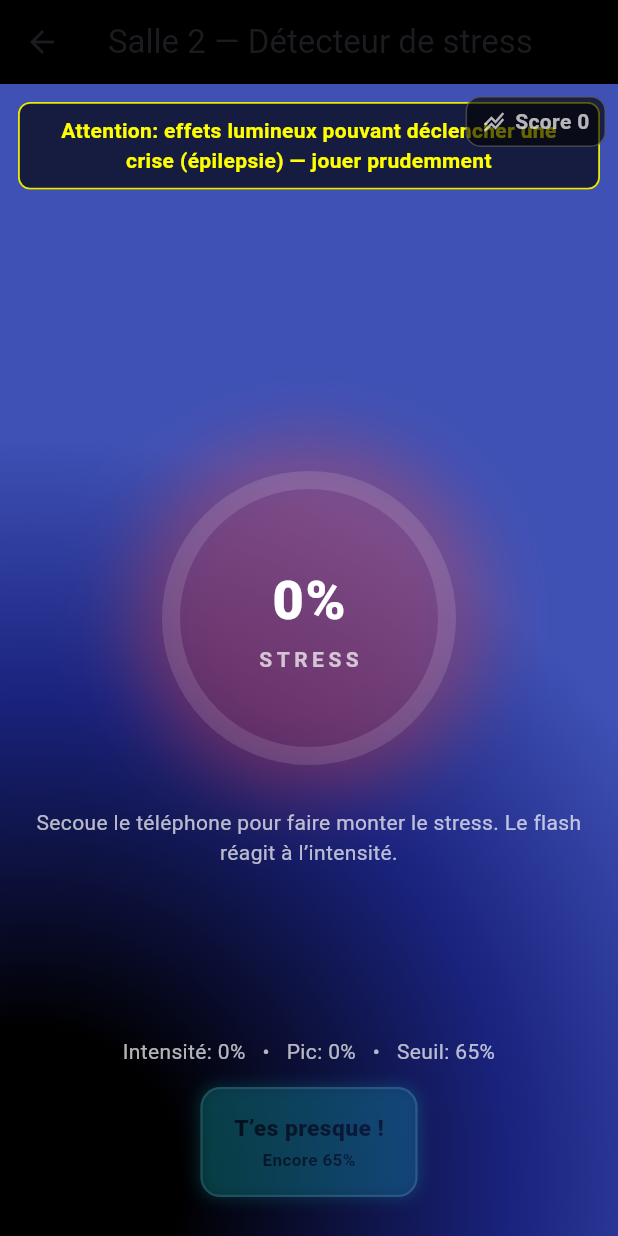
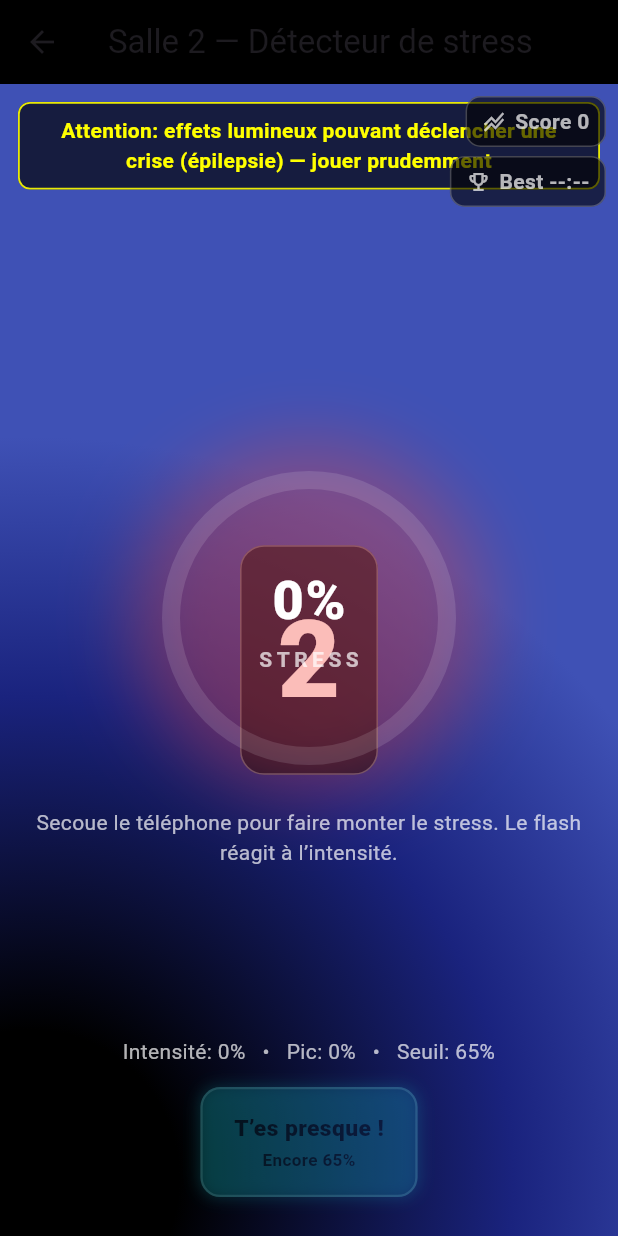
Before and after one commit to cerine0044/Workshop25-26, a Flutter app: the StressPage screen opened directly, on a phone screen of 412 x 824 dp. Run offline on Flutter 3.47's test engine with Material 3 defaults, Android fonts, the phone set to English and light mode, and no system bars; our stand-ins replace sensors_plus, shared_preferences; missing offline and left inert: torch_light; accounts and stored records are empty.

Commit message:
page2-ok

```diff
--- a/lib/pages/stress_page.dart
+++ b/lib/pages/stress_page.dart
@@ -6,6 +6,9 @@ import 'package:flutter/material.dart';
 import 'package:flutter/services.dart';
 import 'package:sensors_plus/sensors_plus.dart';
 import 'package:torch_light/torch_light.dart';
+import 'package:shared_preferences/shared_preferences.dart';
+
+enum _Difficulty { easy, normal, hard }
 
 class StressPage extends StatefulWidget {
   const StressPage({super.key});
@@ -28,7 +31,7 @@ class _StressPageState extends State<StressPage> {
   static const double gravity = 9.80665; // m/s^2
   static const double noiseFloor = 0.25; // g units; ignore tiny shakes
   static const double smoothing = 0.15; // EMA smoothing factor
-  static const double triggerThreshold = 0.65; // intensity to unlock button
+  static const double triggerThreshold = 0.65; // default; UI may override via difficulty
 
   double _ema = 0.0; // exponential moving average of intensity
 
@@ -42,21 +45,42 @@ class _StressPageState extends State<StressPage> {
   Timer? _uiTicker; // drives particles and timer repaint
   int _elapsedMs = 0;
   double _score = 0.0; // accumulate intensity over time
+  double? _bestSeconds; // persisted best time to unlock
+
+  // Difficulty & dynamic threshold
+  _Difficulty _difficulty = _Difficulty.normal;
+  double get _triggerThreshold {
+    switch (_difficulty) {
+      case _Difficulty.easy:
+        return 0.50;
+      case _Difficulty.normal:
+        return 0.65;
+      case _Difficulty.hard:
+        return 0.80;
+    }
+  }
 
   // Particles
   final List<_Particle> _particles = <_Particle>[];
   final math.Random _rng = math.Random();
 
+  // Countdown state
+  bool _countdownActive = true;
+  int _countdown = 3;
+  Timer? _countdownTimer;
+
   @override
   void initState() {
     super.initState();
-    _startListening();
+    _startCountdown();
     _startUiTicker();
+    _loadBest();
   }
 
   @override
   void dispose() {
     _stopListening();
+    _countdownTimer?.cancel();
     super.dispose();
   }
 
@@ -84,7 +108,8 @@ class _StressPageState extends State<StressPage> {
       // Normalize into 0..1 window (cap at 1 for UI)
       final double normalized = (intensity / 1.0).clamp(0.0, 1.0);
 
-      bool shouldUnlock = normalized >= triggerThreshold;
+      if (_countdownActive) return; // ignore during countdown
+      bool shouldUnlock = normalized >= _triggerThreshold;
 
       // Torch feedback: flicker stronger with intensity
       await _updateTorch(normalized);
@@ -98,6 +123,7 @@ class _StressPageState extends State<StressPage> {
       if (!wasUnlocked && _thresholdReached && !_celebrated) {
         _burstParticles();
         _celebrated = true;
+        _maybeSaveBest();
       }
 
       _maybeHaptic();
@@ -122,7 +148,14 @@ class _StressPageState extends State<StressPage> {
       double normalized = _ema - idlePenalty * 0.35; // decay with idle
       normalized = normalized.clamp(0.0, 1.0);
 
-      final bool shouldUnlock = normalized >= triggerThreshold;
+      if (_countdownActive) {
+        // During countdown, keep intensity at zero for a clean start
+        setState(() {
+          _currentIntensity = 0.0;
+        });
+        return;
+      }
+      final bool shouldUnlock = normalized >= _triggerThreshold;
 
       final bool wasUnlocked = _thresholdReached;
       setState(() {
@@ -133,9 +166,55 @@ class _StressPageState extends State<StressPage> {
       if (!wasUnlocked && _thresholdReached && !_celebrated) {
         _burstParticles();
         _celebrated = true;
+        _maybeSaveBest();
       }
       _maybeHaptic();
     });
+  }
+
+  void _startCountdown() {
+    setState(() {
+      _countdownActive = true;
+      _countdown = 3;
+    });
+    _countdownTimer = Timer.periodic(const Duration(seconds: 1), (t) {
+      if (_countdown <= 1) {
+        t.cancel();
+        setState(() {
+          _countdownActive = false;
+        });
+        _startListening();
+      } else {
+        setState(() {
+          _countdown -= 1;
+        });
+      }
+    });
+  }
+
+  Future<void> _loadBest() async {
+    try {
+      final SharedPreferences prefs = await SharedPreferences.getInstance();
+      final double? v = prefs.getDouble('stress_best_seconds');
+      if (v != null) {
+        setState(() {
+          _bestSeconds = v;
+        });
+      }
+    } catch (_) {}
+  }
+
+  Future<void> _maybeSaveBest() async {
+    final double seconds = _elapsedMs / 1000.0;
+    if (_bestSeconds == null || seconds < _bestSeconds!) {
+      try {
+        final SharedPreferences prefs = await SharedPreferences.getInstance();
+        await prefs.setDouble('stress_best_seconds', seconds);
+        setState(() {
+          _bestSeconds = seconds;
+        });
+      } catch (_) {}
+    }
   }
 
   void _startUiTicker() {
@@ -225,7 +304,7 @@ class _StressPageState extends State<StressPage> {
   Widget build(BuildContext context) {
     final Color progressColor = _thresholdReached
         ? Colors.green
-        : (_currentIntensity >= triggerThreshold ? Colors.orange : Colors.red);
+        : (_currentIntensity >= _triggerThreshold ? Colors.orange : Colors.red);
 
     return Scaffold(
       appBar: AppBar(
@@ -253,6 +332,36 @@ class _StressPageState extends State<StressPage> {
             child: Stack(
               fit: StackFit.expand,
               children: [
+                // Difficulty selector (top-left)
+                Positioned(
+                  top: 8,
+                  left: 8,
+                  child: Container(
+                    padding: const EdgeInsets.symmetric(horizontal: 8, vertical: 4),
+                    decoration: BoxDecoration(
+                      color: Colors.black.withOpacity(0.5),
+                      borderRadius: BorderRadius.circular(8),
+                      border: Border.all(color: Colors.white24),
+                    ),
+                    child: DropdownButton<_Difficulty>(
+                      value: _difficulty,
+                      dropdownColor: Colors.black,
+                      underline: const SizedBox.shrink(),
+                      iconEnabledColor: Colors.white70,
+                      items: const [
+                        DropdownMenuItem(value: _Difficulty.easy, child: Text('Easy', style: TextStyle(color: Colors.white70))),
+                        DropdownMenuItem(value: _Difficulty.normal, child: Text('Normal', style: TextStyle(color: Colors.white70))),
+                        DropdownMenuItem(value: _Difficulty.hard, child: Text('Hard', style: TextStyle(color: Colors.white70))),
+                      ],
+                      onChanged: (v) {
+                        if (v == null) return;
+                        setState(() {
+                          _difficulty = v;
+                        });
+                      },
+                    ),
+                  ),
+                ),
                 // Animated reactive background
                 AnimatedContainer(
                   duration: const Duration(milliseconds: 250),
@@ -296,6 +405,23 @@ class _StressPageState extends State<StressPage> {
                     ),
                   ),
                 ),
+                // Countdown overlay
+                if (_countdownActive)
+                  Center(
+                    child: Container(
+                      padding: const EdgeInsets.all(24),
+                      decoration: BoxDecoration(
+                        color: Colors.black.withOpacity(0.6),
+                        borderRadius: BorderRadius.circular(16),
+                        border: Border.all(color: Colors.white30),
+                      ),
+                      child: Text(
+                        '$_countdown',
+                        style: const TextStyle(color: Colors.white, fontSize: 72, fontWeight: FontWeight.w900),
+                      ),
+                    ),
+                  ),
+
                 // Center gauge and text
                 Center(
                   child: Column(
@@ -324,13 +450,23 @@ class _StressPageState extends State<StressPage> {
                   ),
                 ),
 
-                // HUD: score
+                // HUD: score & best time
                 Positioned(
                   top: 8,
                   right: 8,
-                  child: _HudChip(
-                    icon: Icons.stacked_line_chart,
-                    label: 'Score ${(1000 * _score).round()}',
+                  child: Column(
+                    crossAxisAlignment: CrossAxisAlignment.end,
+                    children: [
+                      _HudChip(
+                        icon: Icons.stacked_line_chart,
+                        label: 'Score ${(1000 * _score).round()}',
+                      ),
+                      const SizedBox(height: 6),
+                      _HudChip(
+                        icon: Icons.emoji_events_outlined,
+                        label: _bestSeconds == null ? 'Best --:--' : 'Best ${_formatSeconds(_bestSeconds!)}',
+                      ),
+                    ],
                   ),
                 ),
 
@@ -345,7 +481,7 @@ class _StressPageState extends State<StressPage> {
                       mainAxisSize: MainAxisSize.min,
                       children: [
                         Text(
-                          'Intensité: ${(_currentIntensity * 100).toStringAsFixed(0)}%   •   Pic: ${(_peakIntensity * 100).toStringAsFixed(0)}%   •   Seuil: ${(triggerThreshold * 100).toStringAsFixed(0)}%',
+                          'Intensité: ${(_currentIntensity * 100).toStringAsFixed(0)}%   •   Pic: ${(_peakIntensity * 100).toStringAsFixed(0)}%   •   Seuil: ${(_triggerThreshold * 100).toStringAsFixed(0)}%',
                           style: const TextStyle(color: Colors.white70),
                           textAlign: TextAlign.center,
                         ),
@@ -353,7 +489,7 @@ class _StressPageState extends State<StressPage> {
                         AnimatedScale(
                           scale: _thresholdReached
                               ? 1.0
-                              : (_currentIntensity >= triggerThreshold * 0.85
+                              : (_currentIntensity >= _triggerThreshold * 0.85
                                   ? 0.95 + 0.05 * (0.5 + 0.5 * math.sin(_elapsedMs / 160))
                                   : 0.95),
                           duration: const Duration(milliseconds: 250),
@@ -365,7 +501,7 @@ class _StressPageState extends State<StressPage> {
                               enabled: _thresholdReached,
                               primaryLabel: _thresholdReached ? 'Passe à l’étape prochaine' : 'T’es presque !',
                               secondaryLabel: !_thresholdReached
-                                  ? 'Encore ${(math.max(0, (triggerThreshold - _currentIntensity) * 100)).toStringAsFixed(0)}%'
+                                  ? 'Encore ${(math.max(0, (_triggerThreshold - _currentIntensity) * 100)).toStringAsFixed(0)}%'
                                   : null,
                               onTap: _thresholdReached
                                   ? () {
@@ -680,3 +816,12 @@ class _NeonActionButton extends StatelessWidget {
     );
   }
 }
+
+
+String _formatSeconds(double s) {
+  final int total = s.floor();
+  final int m = total ~/ 60;
+  final int sec = total % 60;
+  return '${m.toString().padLeft(2, '0')}:${sec.toString().padLeft(2, '0')}'
+      ;
+}
--- a/pubspec.yaml
+++ b/pubspec.yaml
@@ -36,6 +36,7 @@ dependencies:
   cupertino_icons: ^1.0.8
   sensors_plus:
   torch_light:
+  shared_preferences:
 
 dev_dependencies:
   flutter_test:
```
Also changed, not shown: pubspec.lock, 1 other file.
